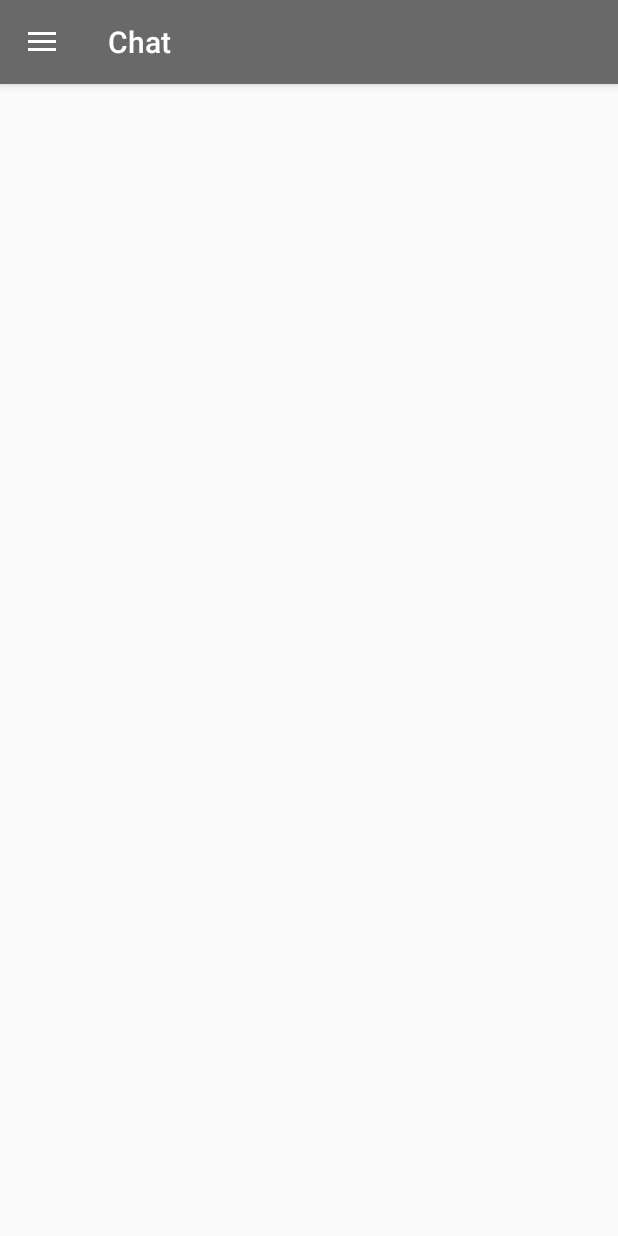
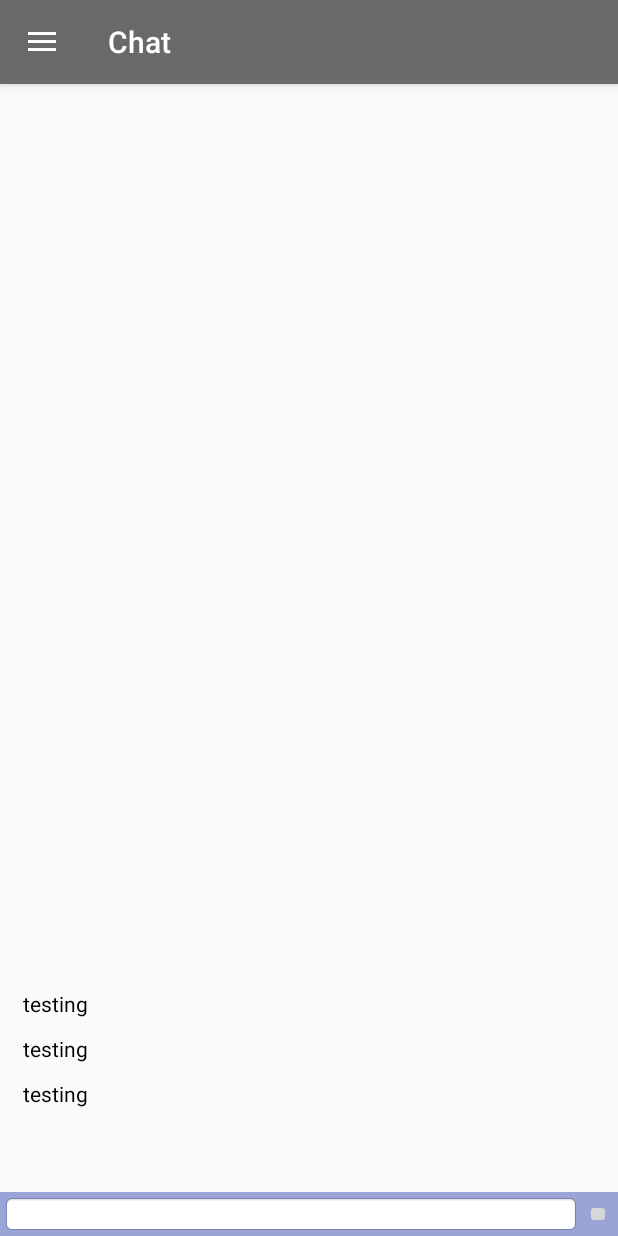
Before and after one commit to husnain446/student-service, an Android app: the screen it shows after launch (MainActivity), after a tap on "Chat", on a phone screen of 412 x 824 dp. Run offline under Robolectric (Android 15) with nearby library versions, the phone set to English and light mode, and no system bars; 1 other tap on this screen came first.

Commit message:
initial chat design

```diff
--- a/app/src/main/AndroidManifest.xml
+++ b/app/src/main/AndroidManifest.xml
@@ -4,6 +4,7 @@
     <uses-permission android:name="android.permission.READ_CONTACTS"/>
 
     <application
+        android:name=".AppG"
         android:allowBackup="true"
         android:icon="@mipmap/ic_launcher"
         android:label="@string/app_name"
--- /dev/null
+++ b/app/src/main/java/com/byteshaft/studentservice/AppG.java
@@ -0,0 +1,19 @@
+package com.byteshaft.studentservice;
+
+import android.app.Application;
+import android.content.Context;
+
+
+public class AppG extends Application {
+
+    private static Context sContext;
+
+    @Override
+    public void onCreate() {
+        super.onCreate();
+        sContext = getApplicationContext();
+    }
+    public static Context getContext() {
+        return sContext;
+    }
+}
--- a/app/src/main/java/com/byteshaft/studentservice/fragment/ChatFragment.java
+++ b/app/src/main/java/com/byteshaft/studentservice/fragment/ChatFragment.java
@@ -1,9 +1,103 @@
 package com.byteshaft.studentservice.fragment;
 
+import android.content.Context;
+import android.content.Intent;
+import android.database.sqlite.SQLiteException;
+import android.os.Bundle;
+import android.support.annotation.Nullable;
 import android.support.v4.app.Fragment;
+import android.view.LayoutInflater;
+import android.view.View;
+import android.view.ViewGroup;
+import android.widget.ArrayAdapter;
+import android.widget.EditText;
+import android.widget.ImageButton;
+import android.widget.LinearLayout;
+import android.widget.ListView;
+import android.widget.TextView;
+
+import com.byteshaft.studentservice.AppG;
+import com.byteshaft.studentservice.R;
 
 
-public class ChatFragment extends Fragment {
+public class ChatFragment extends Fragment implements View.OnClickListener {
+    private View mBaseView;
 
+    private TextView textViewContactName;
+    private ImageButton buttonSend;
+    private EditText editTextMessage;
+    private String contactName;
 
+    private String mContextUserTable;
+    String[] messages = new String[] {"testing" , "outgoing",  "outgoing"};
+
+    public ChatArrayAdapter adapter;
+
+    @Nullable
+    @Override
+    public View onCreateView(LayoutInflater inflater, ViewGroup container, Bundle savedInstanceState) {
+        mBaseView = inflater.inflate(R.layout.chat_fragment, container, false);
+        return mBaseView;
+    }
+
+    @Override
+    public void onViewCreated(View view, @Nullable Bundle savedInstanceState) {
+        super.onViewCreated(view, savedInstanceState);
+        System.out.println(mBaseView == null);
+        textViewContactName = (TextView) mBaseView.findViewById(R.id.tv_contact_name_chat);
+        editTextMessage = (EditText) mBaseView.findViewById(R.id.et_chat);
+        buttonSend = (ImageButton) mBaseView.findViewById(R.id.button_chat_send);
+        buttonSend.setOnClickListener(this);
+        ListView bubbleList = (ListView) mBaseView.findViewById(R.id.lv_chat);
+
+        Intent intent = getActivity().getIntent();
+        contactName = intent.getStringExtra("CONTACT_NAME");
+//        MessagesDatabase database = new MessagesDatabase(this);
+        mContextUserTable = intent.getStringExtra("user_table");
+        textViewContactName.setText(contactName);
+
+        try {
+//            messages = database.getMessagesForContact(mContextUserTable);
+        } catch (SQLiteException e) {
+            e.printStackTrace();
+            // Apparently no table exists.
+        }
+
+        adapter = new ChatArrayAdapter(AppG.getContext(), R.layout.singlemessage_chat, messages);
+        bubbleList.setAdapter(adapter);
+    }
+
+    @Override
+    public void onClick(View v) {
+
+    }
+
+    private class ChatArrayAdapter extends ArrayAdapter {
+
+        public ChatArrayAdapter(Context context, int resource,  String[] objects) {
+            super(context, resource, objects);
+        }
+
+        @Override
+        public View getView(int position, View convertView, ViewGroup parent) {
+            ViewHolder holder;
+            if (convertView == null) {
+                LayoutInflater inflater = getActivity().getLayoutInflater();
+                convertView = inflater.inflate(R.layout.singlemessage_chat, parent, false);
+                holder = new ViewHolder();
+                holder.layout = (LinearLayout) convertView.findViewById(R.id.singleMessageContainer);
+                holder.title = (TextView) holder.layout.findViewById(R.id.singleMessage);
+                convertView.setTag(holder);
+            } else {
+                holder = (ViewHolder) convertView.getTag();
+            }
+            holder.title.setText(messages[0]);
+            return convertView;
+        }
+    }
+
+    static class ViewHolder {
+        public TextView title;
+        public LinearLayout layout;
+    }
 }
--- /dev/null
+++ b/app/src/main/res/drawable-v21/button_feedback.xml
@@ -0,0 +1,5 @@
+<?xml version="1.0" encoding="utf-8"?>
+<selector xmlns:android="http://schemas.android.com/apk/res/android">
+    <item android:drawable="@mipmap/ic_button_send_pressed" android:state_pressed="true"/>
+    <item android:drawable="@android:color/transparent"/>
+</selector>
--- a/app/src/main/res/layout/chat_fragment.xml
+++ b/app/src/main/res/layout/chat_fragment.xml
@@ -1,6 +1,57 @@
 <?xml version="1.0" encoding="utf-8"?>
-<LinearLayout xmlns:android="http://schemas.android.com/apk/res/android"
+<RelativeLayout
+    xmlns:android="http://schemas.android.com/apk/res/android"
     android:layout_width="match_parent"
     android:layout_height="match_parent">
+    <LinearLayout
+        android:layout_width="match_parent"
+        android:layout_height="match_parent"
+        android:orientation="vertical">
+        <TextView
+            android:id="@+id/tv_contact_name_chat"
+            android:layout_width="wrap_content"
+            android:layout_height="wrap_content"
+            android:layout_marginTop="10dp"
+            android:layout_gravity="center_horizontal"
+            android:typeface="serif"
+            android:textSize="26dp"
+            android:textStyle="bold"
+            android:textColor="#3F51B5"/>
+        <ListView
+            android:id="@+id/lv_chat"
+            android:layout_width="fill_parent"
+            android:layout_height="0dp"
+            android:layout_weight="1"
+            android:background="@null"
+            android:divider="@null"
+            android:listSelector="@android:color/transparent"
+            android:stackFromBottom="true"
+            android:layout_marginBottom="80dp"
+            android:transcriptMode="alwaysScroll"/>
+    </LinearLayout>
 
-</LinearLayout>
+    <LinearLayout
+        android:layout_width="match_parent"
+        android:layout_height="wrap_content"
+        android:layout_alignParentBottom="true"
+        android:orientation="horizontal"
+        android:weightSum="10"
+        android:padding="1dp"
+        android:background="#803F51B5">
+        <EditText
+            android:id="@+id/et_chat"
+            android:layout_width="match_parent"
+            android:layout_height="match_parent"
+            android:textSize="20dp"
+            android:inputType="textShortMessage"
+            android:layout_weight="8"
+            android:background="@android:drawable/editbox_background_normal"/>
+        <ImageButton
+            android:id="@+id/button_chat_send"
+            android:layout_width="wrap_content"
+            android:layout_height="wrap_content"
+            android:layout_gravity="center_vertical"
+            android:layout_margin="3dp"
+            android:layout_weight="2"/>
+    </LinearLayout>
+</RelativeLayout>
--- /dev/null
+++ b/app/src/main/res/layout/singlemessage_chat.xml
@@ -0,0 +1,20 @@
+<?xml version="1.0" encoding="utf-8"?>
+<LinearLayout xmlns:android="http://schemas.android.com/apk/res/android"
+    android:layout_width="fill_parent"
+    android:layout_height="wrap_content" >
+
+    <LinearLayout
+        android:id="@+id/singleMessageContainer"
+        android:layout_width="fill_parent"
+        android:layout_height="wrap_content" >
+
+        <TextView
+            android:id="@+id/singleMessage"
+            android:layout_width="wrap_content"
+            android:layout_height="wrap_content"
+            android:layout_margin="5dip"
+            android:paddingLeft="10dip"
+            android:textColor="@android:color/primary_text_light" />
+    </LinearLayout>
+
+</LinearLayout>
```
Also changed, not shown: app/src/main/res/drawable-v21/bubble_a.9.png (added), app/src/main/res/drawable-v21/bubble_b.9.png (added), app/src/main/res/mipmap-xxhdpi/ic_button_send.png (added), app/src/main/res/mipmap-xxhdpi/ic_button_send_pressed.png (added).
